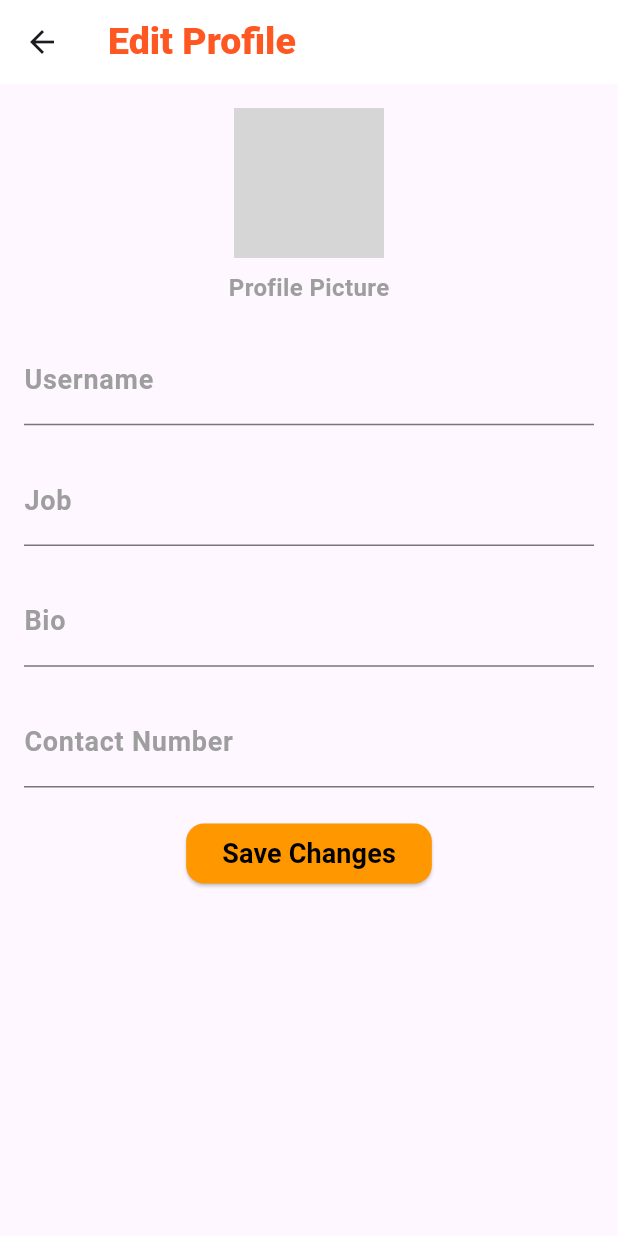
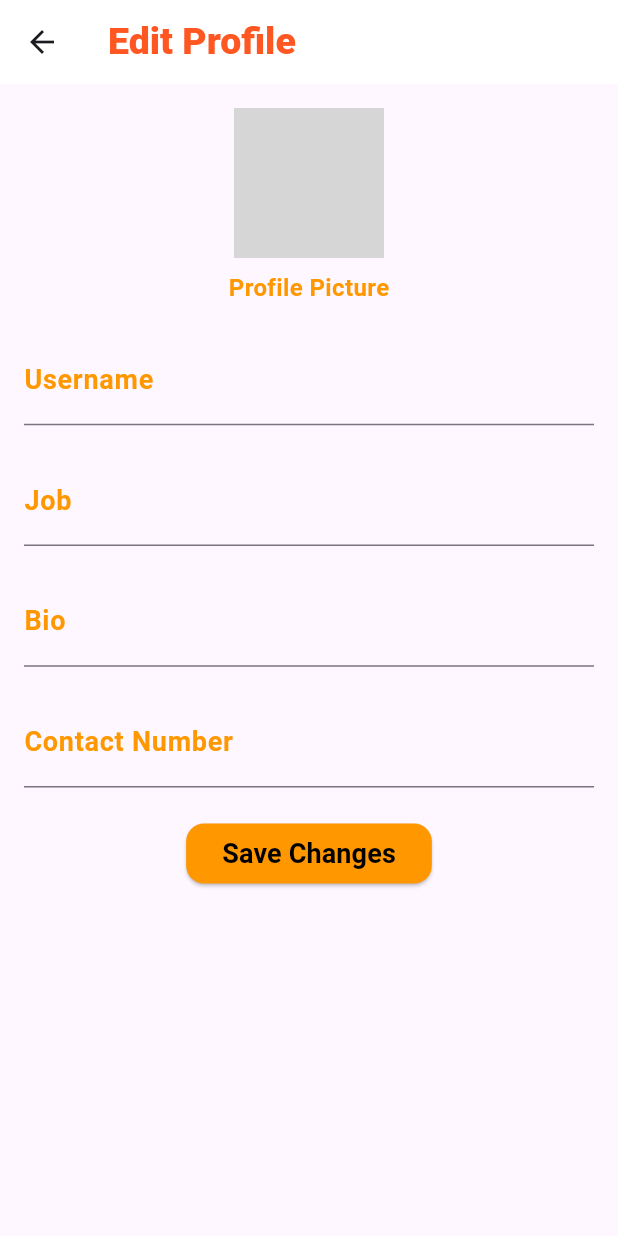
Before and after one commit to DuckyCS8888/caremate, a Flutter app: the EditProfilePage screen opened directly, on a phone screen of 412 x 824 dp. Run offline on Flutter 3.47's test engine with Material 3 defaults, Android fonts, the phone set to English and light mode, and no system bars; our stand-ins replace cloud_firestore, firebase_auth, firebase_core, flutter_image_compress, flutter_local_notifications, geolocator and 5 more; missing offline and left inert: firebase_ui_auth; accounts and stored records are empty; grey boxes are pictures that could not be loaded.

Commit message:
save at 5.49pm Monday 12.5.25

```diff
--- a/lib/profile/edit_profile.dart
+++ b/lib/profile/edit_profile.dart
@@ -182,7 +182,7 @@ class _EditProfilePageState extends State<EditProfilePage> {
                       style: GoogleFonts.comicNeue(
                         fontSize: 16,
                         fontWeight: FontWeight.bold,
-                        color: Colors.grey,
+                        color: Colors.orange,
                       ),
                     ),
                   ],
@@ -197,7 +197,7 @@ class _EditProfilePageState extends State<EditProfilePage> {
                     labelStyle: GoogleFonts.comicNeue(
                       fontSize: 18,
                       fontWeight: FontWeight.bold,
-                      color: Colors.grey,
+                      color: Colors.orange,
                     ),
                     errorStyle: GoogleFonts.comicNeue(
                       fontSize: 14,
@@ -227,7 +227,7 @@ class _EditProfilePageState extends State<EditProfilePage> {
                     labelStyle: GoogleFonts.comicNeue(
                       fontSize: 18,
                       fontWeight: FontWeight.bold,
-                      color: Colors.grey,
+                      color: Colors.orange,
                     ),
                     errorStyle: GoogleFonts.comicNeue(
                       fontSize: 14,
@@ -257,7 +257,7 @@ class _EditProfilePageState extends State<EditProfilePage> {
                     labelStyle: GoogleFonts.comicNeue(
                       fontSize: 18,
                       fontWeight: FontWeight.bold,
-                      color: Colors.grey,
+                      color: Colors.orange,
                     ),
                     errorStyle: GoogleFonts.comicNeue(
                       fontSize: 14,
@@ -287,7 +287,7 @@ class _EditProfilePageState extends State<EditProfilePage> {
                     labelStyle: GoogleFonts.comicNeue(
                       fontSize: 18,
                       fontWeight: FontWeight.bold,
-                      color: Colors.grey,
+                      color: Colors.orange,
                     ),
                     errorStyle: GoogleFonts.comicNeue(
                       fontSize: 14,
```
